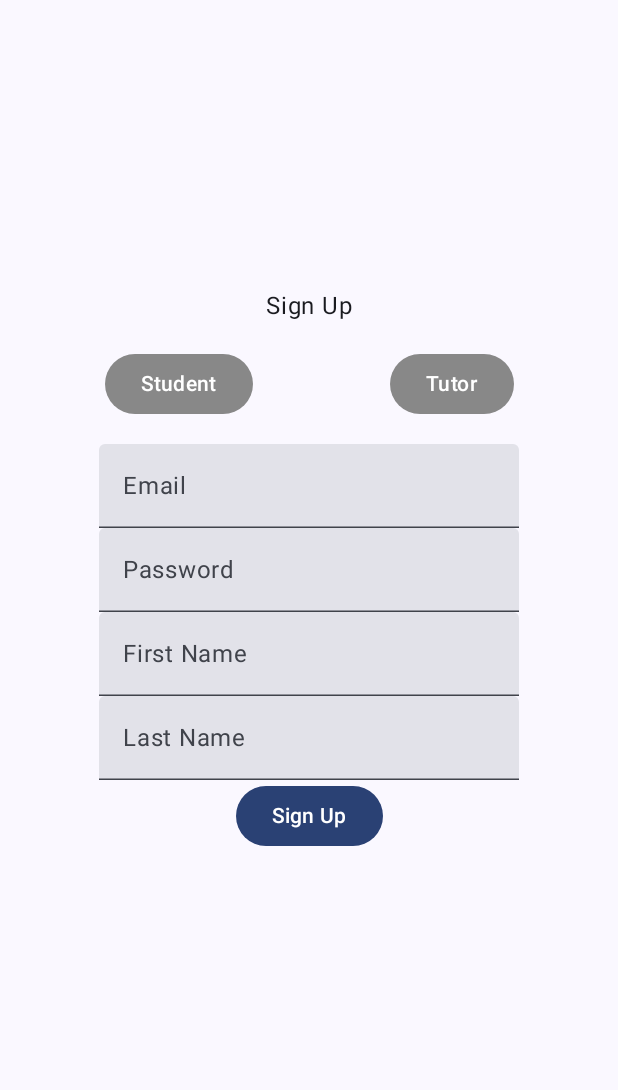
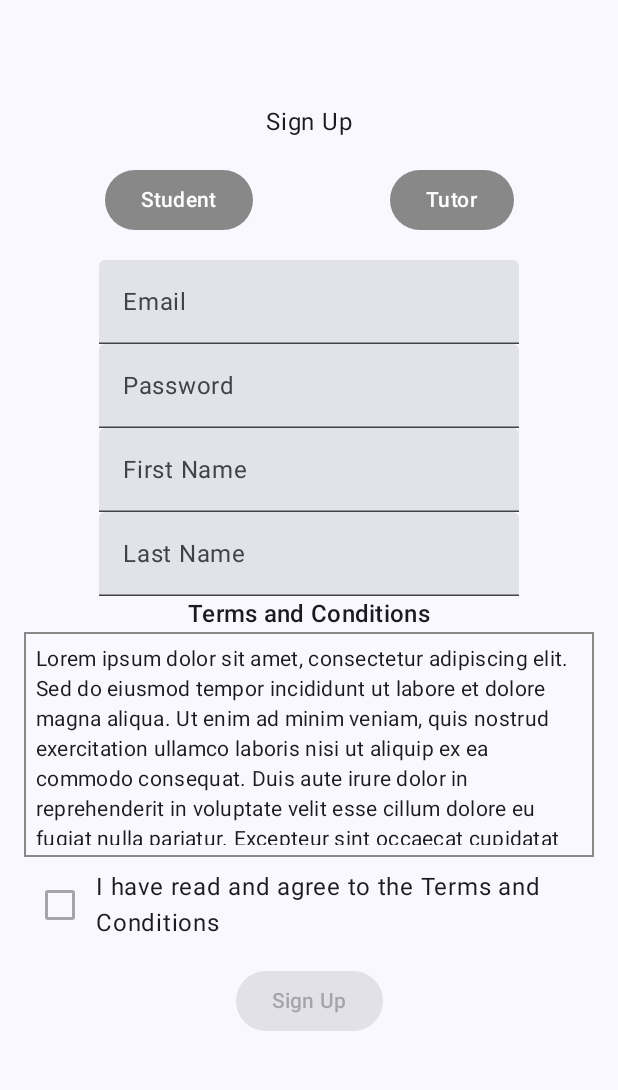
Before and after one commit to k-littlejohn/ChalkItUp, an Android app built with Jetpack Compose: the SignupScreen screen opened through its navigation route, on a phone screen of 412 x 824 dp, the part 96-1186 px from its top. Run offline under Robolectric (Android 15) with nearby library versions, the phone set to English and light mode, and no system bars; our stand-ins replace Firebase (no records; nobody signed in at launch, a user with empty details on screens opened directly).

Commit message:
Added base for terms and conditions and setup empty settingsViewModel

```diff
--- a/app/src/main/java/com/example/chalkitup/ui/nav/NavGraph.kt
+++ b/app/src/main/java/com/example/chalkitup/ui/nav/NavGraph.kt
@@ -19,6 +19,7 @@ import com.example.chalkitup.ui.viewmodel.AuthViewModel
 import com.example.chalkitup.ui.viewmodel.CertificationViewModel
 import com.example.chalkitup.ui.viewmodel.EditProfileViewModel
 import com.example.chalkitup.ui.viewmodel.ProfileViewModel
+import com.example.chalkitup.ui.viewmodel.SettingsViewModel
 
 // Navigation Center, NavHost with navController
 // On app launch, opens startScreen
@@ -89,7 +90,9 @@ fun NavGraph(navController: NavHostController) {
 
         // Settings Screen
         composable("settings") {
-            SettingsScreen(navController = navController)
+            val settingsViewModel: SettingsViewModel = viewModel()
+            SettingsScreen(navController = navController,
+                viewModel = settingsViewModel)
         }
 
         // Check Email Screen
--- a/app/src/main/java/com/example/chalkitup/ui/screens/SettingsScreen.kt
+++ b/app/src/main/java/com/example/chalkitup/ui/screens/SettingsScreen.kt
@@ -7,9 +7,10 @@ import androidx.compose.runtime.Composable
 import androidx.compose.ui.Alignment
 import androidx.compose.ui.Modifier
 import androidx.navigation.NavController
+import com.example.chalkitup.ui.viewmodel.SettingsViewModel
 
 @Composable
-fun SettingsScreen(navController: NavController) {
+fun SettingsScreen(navController: NavController, viewModel: SettingsViewModel) {
     Box(
         modifier = Modifier.fillMaxSize(),
         contentAlignment = Alignment.Center
--- a/app/src/main/java/com/example/chalkitup/ui/screens/SignupScreen.kt
+++ b/app/src/main/java/com/example/chalkitup/ui/screens/SignupScreen.kt
@@ -3,6 +3,7 @@ package com.example.chalkitup.ui.screens
 import android.net.Uri
 import androidx.activity.compose.rememberLauncherForActivityResult
 import androidx.activity.result.contract.ActivityResultContracts
+import androidx.compose.foundation.border
 import androidx.compose.foundation.layout.Arrangement
 import androidx.compose.foundation.layout.Box
 import androidx.compose.foundation.layout.Column
@@ -26,6 +27,7 @@ import androidx.compose.material3.Button
 import androidx.compose.material3.ButtonDefaults
 import androidx.compose.material3.Card
 import androidx.compose.material3.CardDefaults
+import androidx.compose.material3.Checkbox
 import androidx.compose.material3.Icon
 import androidx.compose.material3.IconButton
 import androidx.compose.material3.MaterialTheme
@@ -80,6 +82,9 @@ fun SignupScreen(
 
     val availableSubjects = listOf("Math", "Science", "English", "History", "Biology", "Physics") // Example subjects
     val availableGradeLevels = (7..12).toList() // Grade levels from 7 to 12
+
+    var hasScrolledToBottom by remember { mutableStateOf(false) }
+    var hasAgreedToTerms by remember { mutableStateOf(false) }
 
     Column(modifier = Modifier
         .fillMaxSize()
@@ -220,6 +225,47 @@ fun SignupScreen(
             }
         }
 
+
+        // Terms and Conditions
+        Text("Terms and Conditions", style = MaterialTheme.typography.titleMedium)
+
+        Box(
+            modifier = Modifier
+                .fillMaxWidth()
+                .height(150.dp)
+                .border(1.dp, Color.Gray)
+                .padding(8.dp)
+                .verticalScroll(rememberScrollState().apply {
+                    hasScrolledToBottom = value == maxValue
+                })
+        ) {
+            Text(
+                text = "Lorem ipsum dolor sit amet, consectetur adipiscing elit. " +
+                        "Sed do eiusmod tempor incididunt ut labore et dolore magna aliqua. " +
+                        "Ut enim ad minim veniam, quis nostrud exercitation ullamco laboris nisi ut aliquip ex ea commodo consequat. " +
+                        "Duis aute irure dolor in reprehenderit in voluptate velit esse cillum dolore eu fugiat nulla pariatur. " +
+                        "Excepteur sint occaecat cupidatat non proident, sunt in culpa qui officia deserunt mollit anim id est laborum.",
+                style = MaterialTheme.typography.bodyMedium
+            )
+        }
+
+        Row(
+            verticalAlignment = Alignment.CenterVertically,
+            modifier = Modifier.padding(top = 8.dp)
+        ) {
+            Checkbox(
+                checked = hasAgreedToTerms,
+                onCheckedChange = {
+                    if (hasScrolledToBottom) hasAgreedToTerms = it
+                },
+                enabled = hasScrolledToBottom
+            )
+            Text("I have read and agree to the Terms and Conditions")
+        }
+
+        Spacer(modifier = Modifier.height(16.dp))
+
+
         Button(onClick = {
             errorMessage = ""
             // Validate fields before attempting signup
@@ -230,6 +276,8 @@ fun SignupScreen(
             } else if ((userType == UserType.Tutor) &&
                 (selectedSubjects.isEmpty() || selectedGradeLevels.isEmpty()) ){
                 errorMessage = "You must be able to tutor at least 1 subject and 1 grade level"
+            } else if (!hasAgreedToTerms) {
+                errorMessage = "You must agree to the Terms and Conditions"
             } else {
                 //userType!!.name passes the enum value as a string
                 authViewModel.signupWithEmail(email, password, firstName, lastName,
@@ -241,7 +289,9 @@ fun SignupScreen(
                     onError = { errorMessage = it }
                 )
             }
-        }) {
+        },
+            enabled = hasAgreedToTerms
+        ) {
             Text("Sign Up")
         }
 
@@ -257,6 +307,7 @@ enum class UserType {
     Tutor
 }
 
+// UI for certification items
 @Composable
 fun SelectedFileItem(fileName: String, fileUri: Uri, onRemove: () -> Unit) {
     val context = LocalContext.current
--- a/app/src/main/java/com/example/chalkitup/ui/viewmodel/AuthViewModel.kt
+++ b/app/src/main/java/com/example/chalkitup/ui/viewmodel/AuthViewModel.kt
@@ -90,7 +90,6 @@ class AuthViewModel : ViewModel() {
             }
     }
 
-
     fun resendVerificationEmail(onSuccess: (String) -> Unit, onError: (String) -> Unit) {
         val user = FirebaseAuth.getInstance().currentUser
         user?.sendEmailVerification()
--- /dev/null
+++ b/app/src/main/java/com/example/chalkitup/ui/viewmodel/SettingsViewModel.kt
@@ -0,0 +1,9 @@
+package com.example.chalkitup.ui.viewmodel
+
+import androidx.lifecycle.ViewModel
+
+class SettingsViewModel : ViewModel() {
+
+
+
+}
```
